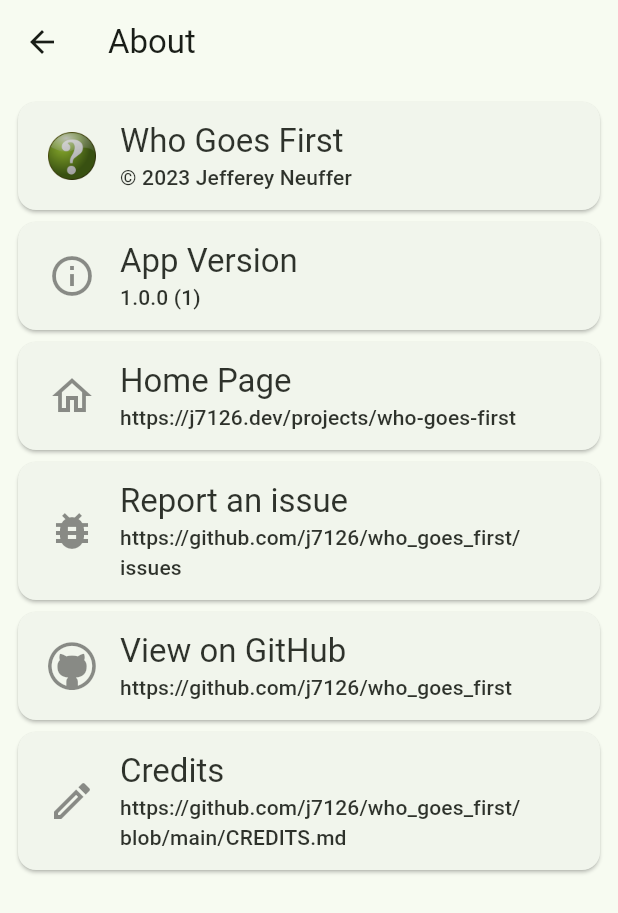
After one commit to j7126/who_goes_first, a Flutter app: the AboutPage screen opened directly, on a phone screen of 412 x 824 dp. The commit adds this screen. Shown: the top 913 px of the screen. Run offline on Flutter 3.47's test engine with Material 2 defaults, Android fonts, the phone set to English and light mode, and no system bars; our stand-ins replace package_info_plus.

Commit message:
add about page

```diff
--- /dev/null
+++ b/lib/about_page.dart
@@ -0,0 +1,280 @@
+import 'package:who_goes_first/custom_icons_icons.dart';
+import 'package:package_info_plus/package_info_plus.dart';
+import 'package:flutter/material.dart';
+import 'package:url_launcher/url_launcher.dart';
+
+class AboutPage extends StatefulWidget {
+  const AboutPage({super.key});
+
+  @override
+  State<AboutPage> createState() => _AboutPageState();
+}
+
+class _AboutPageState extends State<AboutPage> {
+  PackageInfo? packageInfo;
+
+  void setup() async {
+    packageInfo = await PackageInfo.fromPlatform();
+    setState(() {});
+  }
+
+  @override
+  void initState() {
+    setup();
+    super.initState();
+  }
+
+  @override
+  Widget build(BuildContext context) {
+    return Scaffold(
+      appBar: AppBar(
+        scrolledUnderElevation: 4,
+        shadowColor: Theme.of(context).colorScheme.shadow,
+        title: const Text("About"),
+      ),
+      body: Padding(
+        padding: const EdgeInsets.all(8.0),
+        child: SizedBox(
+          width: double.infinity,
+          child: Column(
+            crossAxisAlignment: CrossAxisAlignment.center,
+            children: [
+              Card(
+                child: Padding(
+                  padding: const EdgeInsets.symmetric(horizontal: 20.0, vertical: 12.0),
+                  child: Row(
+                    children: [
+                      Image.asset(
+                        'assets/icon/Icon-512.png',
+                        height: 32,
+                      ),
+                      Expanded(
+                        child: Padding(
+                          padding: const EdgeInsets.symmetric(horizontal: 16.0),
+                          child: Opacity(
+                            opacity: 0.9,
+                            child: Column(
+                              crossAxisAlignment: CrossAxisAlignment.start,
+                              children: [
+                                Text(
+                                  'Who Goes First',
+                                  style: Theme.of(context).textTheme.titleLarge,
+                                ),
+                                Text(
+                                  '© 2023 Jefferey Neuffer',
+                                  style: Theme.of(context).textTheme.titleSmall,
+                                ),
+                              ],
+                            ),
+                          ),
+                        ),
+                      ),
+                    ],
+                  ),
+                ),
+              ),
+              Card(
+                child: Padding(
+                  padding: const EdgeInsets.symmetric(horizontal: 20.0, vertical: 12.0),
+                  child: Row(
+                    children: [
+                      const Opacity(
+                        opacity: 0.5,
+                        child: Icon(
+                          Icons.info_outline,
+                          size: 32,
+                        ),
+                      ),
+                      Expanded(
+                        child: Padding(
+                          padding: const EdgeInsets.symmetric(horizontal: 16.0),
+                          child: Opacity(
+                            opacity: 0.9,
+                            child: Column(
+                              crossAxisAlignment: CrossAxisAlignment.start,
+                              children: [
+                                Text(
+                                  'App Version',
+                                  style: Theme.of(context).textTheme.titleLarge,
+                                ),
+                                Text(
+                                  '${packageInfo?.version ?? '-.-.-'} (${packageInfo?.buildNumber ?? ''})',
+                                  style: Theme.of(context).textTheme.titleSmall,
+                                ),
+                              ],
+                            ),
+                          ),
+                        ),
+                      ),
+                    ],
+                  ),
+                ),
+              ),
+              GestureDetector(
+                onTap: () => launchUrl(Uri.parse('https://j7126.dev/projects/who-goes-first')),
+                child: Card(
+                  child: Padding(
+                    padding: const EdgeInsets.symmetric(horizontal: 20.0, vertical: 12.0),
+                    child: Row(
+                      children: [
+                        const Opacity(
+                          opacity: 0.5,
+                          child: Icon(
+                            Icons.home_outlined,
+                            size: 32,
+                          ),
+                        ),
+                        Expanded(
+                          child: Padding(
+                            padding: const EdgeInsets.symmetric(horizontal: 16.0),
+                            child: Opacity(
+                              opacity: 0.9,
+                              child: Column(
+                                crossAxisAlignment: CrossAxisAlignment.start,
+                                children: [
+                                  Text(
+                                    'Home Page',
+                                    style: Theme.of(context).textTheme.titleLarge,
+                                  ),
+                                  Text(
+                                    'https://j7126.dev/projects/who-goes-first',
+                                    style: Theme.of(context).textTheme.titleSmall,
+                                  ),
+                                ],
+                              ),
+                            ),
+                          ),
+                        ),
+                      ],
+                    ),
+                  ),
+                ),
+              ),
+              GestureDetector(
+                onTap: () => launchUrl(Uri.parse('https://github.com/j7126/who_goes_first/issues')),
+                child: Card(
+                  child: Padding(
+                    padding: const EdgeInsets.symmetric(horizontal: 20.0, vertical: 12.0),
+                    child: Row(
+                      children: [
+                        const Opacity(
+                          opacity: 0.5,
+                          child: Icon(
+                            Icons.bug_report,
+                            size: 32,
+                          ),
+                        ),
+                        Expanded(
+                          child: Padding(
+                            padding: const EdgeInsets.symmetric(horizontal: 16.0),
+                            child: Opacity(
+                              opacity: 0.9,
+                              child: Column(
+                                crossAxisAlignment: CrossAxisAlignment.start,
+                                children: [
+                                  Text(
+                                    'Report an issue',
+                                    style: Theme.of(context).textTheme.titleLarge,
+                                  ),
+                                  Text(
+                                    'https://github.com/j7126/who_goes_first/issues',
+                                    style: Theme.of(context).textTheme.titleSmall,
+                                  ),
+                                ],
+                              ),
+                            ),
+                          ),
+                        ),
+                      ],
+                    ),
+                  ),
+                ),
+              ),
+              GestureDetector(
+                onTap: () => launchUrl(Uri.parse('https://github.com/j7126/who_goes_first')),
+                child: Card(
+                  child: Padding(
+                    padding: const EdgeInsets.symmetric(horizontal: 20.0, vertical: 12.0),
+                    child: Row(
+                      children: [
+                        const Opacity(
+                          opacity: 0.5,
+                          child: Icon(
+                            CustomIcons.github_circled,
+                            size: 32,
+                          ),
+                        ),
+                        Expanded(
+                          child: Padding(
+                            padding: const EdgeInsets.symmetric(horizontal: 16.0),
+                            child: Opacity(
+                              opacity: 0.9,
+                              child: Column(
+                                crossAxisAlignment: CrossAxisAlignment.start,
+                                children: [
+                                  Text(
+                                    'View on GitHub',
+                                    style: Theme.of(context).textTheme.titleLarge,
+                                  ),
+                                  Text(
+                                    'https://github.com/j7126/who_goes_first',
+                                    style: Theme.of(context).textTheme.titleSmall,
+                                  ),
+                                ],
+                              ),
+                            ),
+                          ),
+                        ),
+                      ],
+                    ),
+                  ),
+                ),
+              ),
+              GestureDetector(
+                onTap: () => launchUrl(Uri.parse('https://github.com/j7126/who_goes_first/blob/main/CREDITS.md')),
+                child: Card(
+                  child: Padding(
+                    padding: const EdgeInsets.symmetric(horizontal: 20.0, vertical: 12.0),
+                    child: Row(
+                      mainAxisSize: MainAxisSize.max,
+                      children: [
+                        const Opacity(
+                          opacity: 0.5,
+                          child: Icon(
+                            Icons.edit_outlined,
+                            size: 32,
+                          ),
+                        ),
+                        Expanded(
+                          child: Padding(
+                            padding: const EdgeInsets.symmetric(horizontal: 16.0),
+                            child: Opacity(
+                              opacity: 0.9,
+                              child: Column(
+                                crossAxisAlignment: CrossAxisAlignment.start,
+                                children: [
+                                  Text(
+                                    'Credits',
+                                    style: Theme.of(context).textTheme.titleLarge,
+                                  ),
+                                  Text(
+                                    'https://github.com/j7126/who_goes_first/blob/main/CREDITS.md',
+                                    style: Theme.of(context).textTheme.titleSmall,
+                                  ),
+                                ],
+                              ),
+                            ),
+                          ),
+                        ),
+                      ],
+                    ),
+                  ),
+                ),
+              ),
+            ],
+          ),
+        ),
+      ),
+    );
+  }
+}
--- /dev/null
+++ b/lib/custom_icons_icons.dart
@@ -0,0 +1,29 @@
+/// Flutter icons CustomIcons
+/// Copyright (C) 2023 by original authors @ fluttericon.com, fontello.com
+/// This font was generated by FlutterIcon.com, which is derived from Fontello.
+///
+/// To use this font, place it in your fonts/ directory and include the
+/// following in your pubspec.yaml
+///
+/// flutter:
+///   fonts:
+///    - family:  CustomIcons
+///      fonts:
+///       - asset: fonts/CustomIcons.ttf
+///
+///
+/// * Zocial, Copyright (C) 2012 by Sam Collins
+///         Author:    Sam Collins
+///         License:   MIT (http://opensource.org/licenses/mit-license.php)
+///         Homepage:  http://zocial.smcllns.com/
+///
+import 'package:flutter/widgets.dart';
+
+class CustomIcons {
+  CustomIcons._();
+
+  static const _kFontFam = 'CustomIcons';
+  static const String? _kFontPkg = null;
+
+  static const IconData github_circled = IconData(0xe804, fontFamily: _kFontFam, fontPackage: _kFontPkg);
+}
--- a/lib/main.dart
+++ b/lib/main.dart
@@ -1,5 +1,5 @@
 import 'package:flutter/material.dart';
-import 'package:url_launcher/url_launcher.dart';
+import 'package:who_goes_first/about_page.dart';
 import 'package:who_goes_first/rule.dart';
 import 'package:who_goes_first/rules.dart';
 
@@ -51,10 +51,13 @@ class _HomePageState extends State<HomePage> {
           PopupMenuButton(
             itemBuilder: (BuildContext context) => <PopupMenuEntry>[
               PopupMenuItem(
-                child: const Text('View on GitHub'),
+                child: const Text('About'),
                 onTap: () {
-                  final Uri url = Uri.parse('https://github.com/j7126/who_goes_first');
-                  launchUrl(url);
+                  Navigator.of(context).push(
+                    MaterialPageRoute(
+                      builder: (context) => const AboutPage(),
+                    ),
+                  );
                 },
               ),
             ],
```
Also changed, not shown: pubspec.yaml (+9 -65 lines), assets/icon/Icon-512.png (added), fonts/CustomIcons.ttf (added), pubspec.lock, 1 other file.
